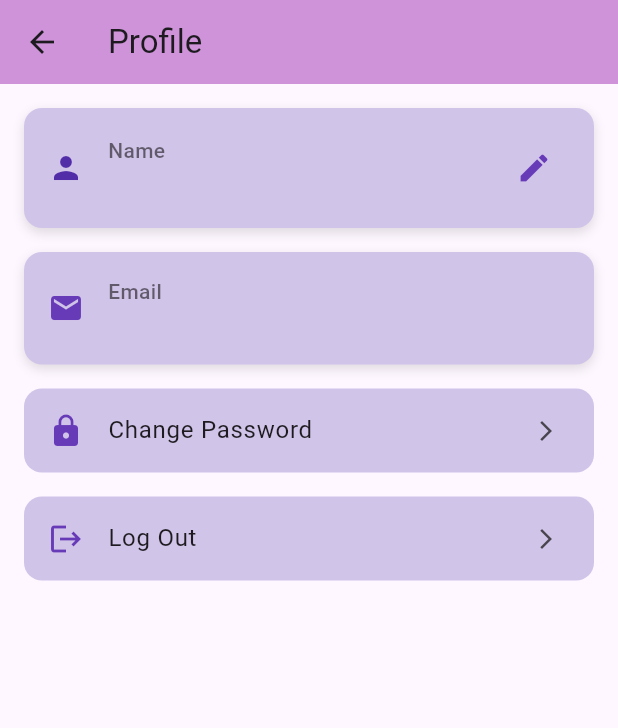
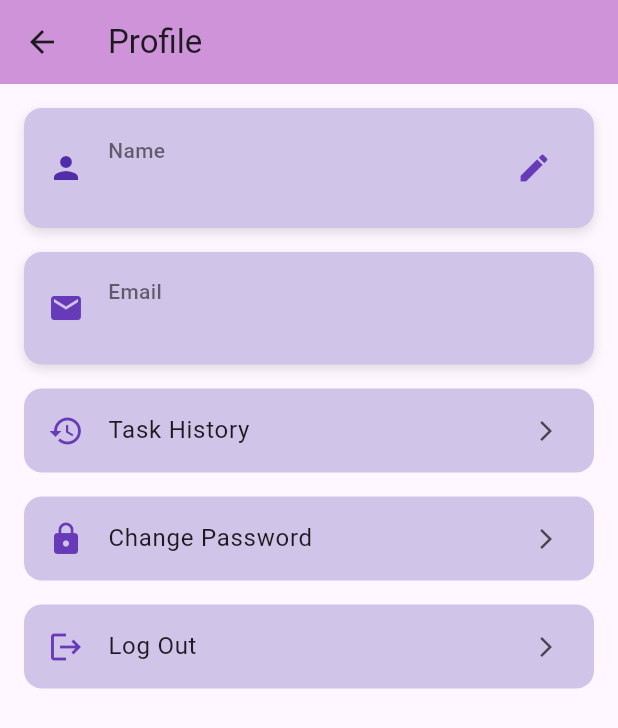
Before and after one commit to shinail/Task-Management-App, a Flutter app: the ProfileScreen screen opened by its route, on a phone screen of 412 x 824 dp. Shown: the top 728 px of the screen. Run offline on Flutter 3.47's test engine with Material 3 defaults, Android fonts, the phone set to English and light mode, and no system bars; our stand-ins replace cloud_firestore, firebase_auth, firebase_core; accounts and stored records are empty.

Commit message:
Tasks management

```diff
--- a/lib/views/dashboard/home/home.dart
+++ b/lib/views/dashboard/home/home.dart
@@ -235,7 +235,10 @@ class HomeScreen extends StatelessWidget {
                                     ),
                                     onPressed: () {
                                       if (task.id != null) {
-                                        taskVM.deleteTask(task.id!);
+                                        taskVM.archiveTask(
+                                          task.id!,
+                                          task.dueDate!,
+                                        );
                                       }
                                     },
                                   ),
--- a/lib/views/dashboard/profile/profile.dart
+++ b/lib/views/dashboard/profile/profile.dart
@@ -1,5 +1,7 @@
 import 'package:flutter/material.dart';
 import 'package:firebase_auth/firebase_auth.dart';
+
+import '../tasks/history.dart';
 
 class ProfileScreen extends StatefulWidget {
   const ProfileScreen({super.key});
@@ -26,8 +28,10 @@ class _ProfileScreenState extends State<ProfileScreen> {
         title: const Text("Profile"),
         backgroundColor: Colors.purple.shade200,
       ),
-      body: Padding(
+      body: SafeArea(
+        child: Padding(
           padding: const EdgeInsets.all(16.0),
+          child: SingleChildScrollView(
             child: Column(
               children: [
                 _buildEditableNameCard(),
@@ -36,6 +40,14 @@ class _ProfileScreenState extends State<ProfileScreen> {
                   icon: Icons.email,
                   label: "Email",
                   value: user?.email ?? "Email",
+                ),
+                const SizedBox(height: 16),
+                _buildActionButton(
+                  icon: Icons.history,
+                  label: "Task History",
+                  onTap: () {
+                    Navigator.pushNamed(context, '/history');
+                  },
                 ),
                 const SizedBox(height: 16),
                 _buildActionButton(
@@ -55,6 +67,8 @@ class _ProfileScreenState extends State<ProfileScreen> {
                   },
                 ),
               ],
+            ),
+          ),
         ),
       ),
     );
--- a/lib/views/dashboard/tasks/add_tasks.dart
+++ b/lib/views/dashboard/tasks/add_tasks.dart
@@ -25,6 +25,7 @@ class _AddTaskScreenState extends State<AddTaskScreen> {
         dueDate: _selectedDate!,
         priority: _selectedPriority,
         isCompleted: false,
+        isArchived: false,
       );
 
       Provider.of<TaskViewModel>(context, listen: false).addTask(newTask);
```
Also changed, not shown: lib/main.dart (+18 -1 lines), lib/viewmodels/auth_viewmodel.dart (+3 -4 lines), lib/viewmodels/task_viewmodel.dart (+9 -6 lines), lib/widgets/task_card.dart (+21 -9 lines). Lines whose indentation alone changed are shown as unchanged.
